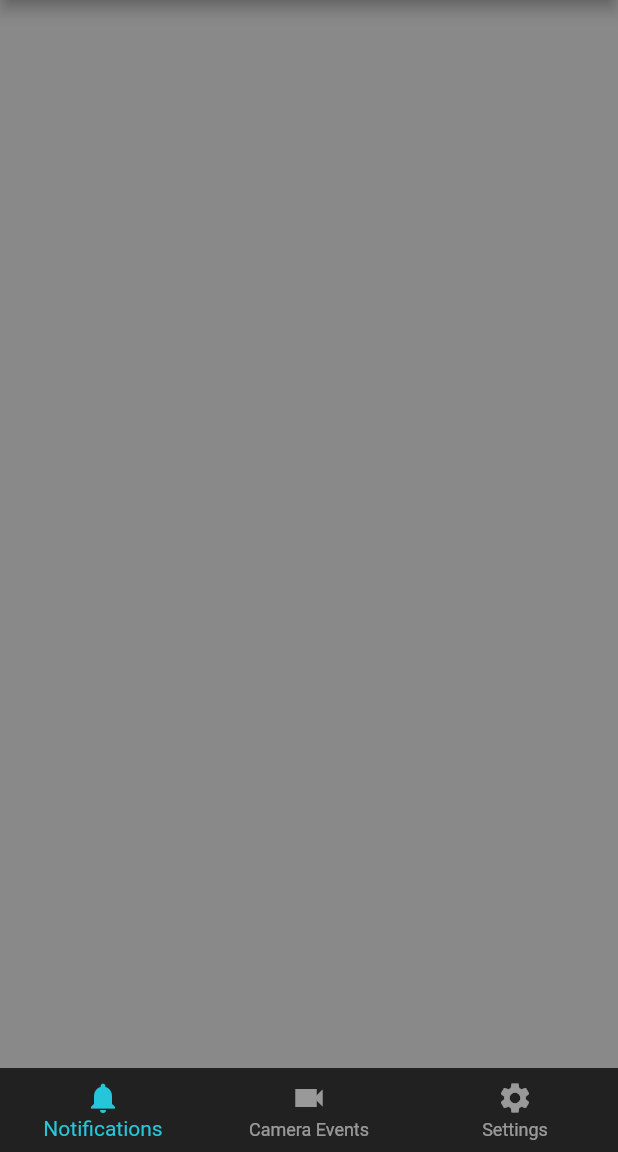
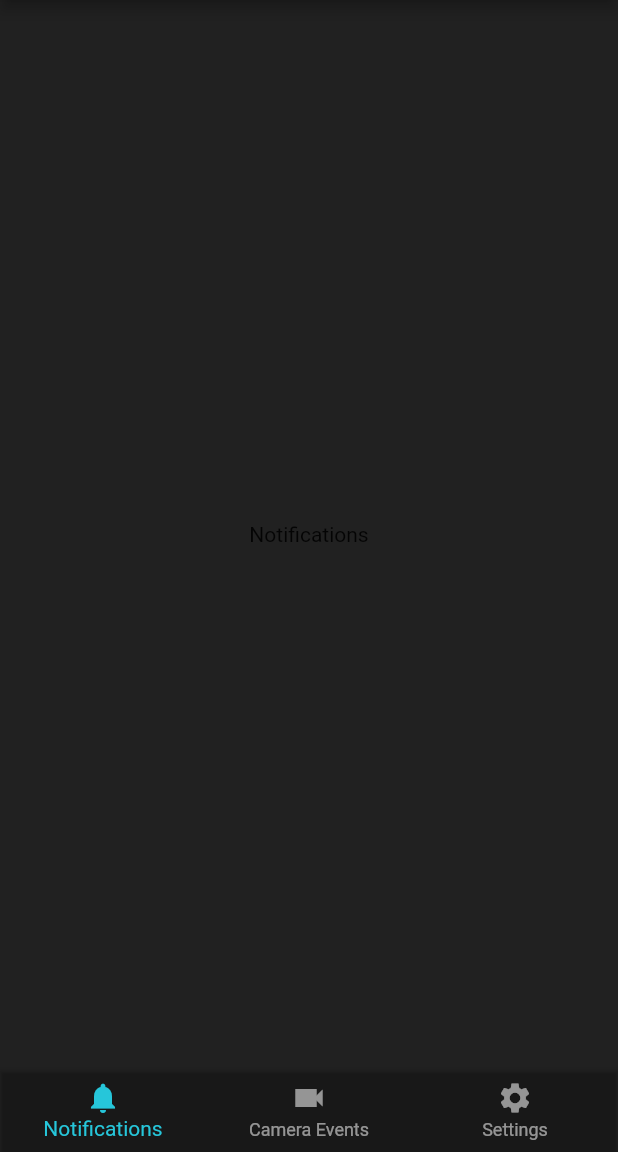
Before and after one commit to alamo3/OSCW-Mobile, a Flutter app: the screen it shows after launch, on a phone screen of 412 x 824 dp, the part 84-1236 px from its top. Run offline on Flutter 3.47's test engine with Material 2 defaults, Android fonts, the phone set to English and light mode, and no system bars.

```diff
--- a/lib/main.dart
+++ b/lib/main.dart
@@ -1,4 +1,5 @@
 import 'package:flutter/material.dart';
+import 'pages/settings.dart';
 
 void main() {
   runApp(const MaterialApp(
@@ -15,6 +16,33 @@ class Home extends StatefulWidget {
 }
 
 class _HomeState extends State<Home> {
+
+  int selected_page = 0;
+
+  Widget create_page()
+  {
+    switch(selected_page)
+    {
+      case 0:
+       return Center(child: Text('Notifications'),);
+
+      case 1:
+        return Center(child: Text('Camera Events'),);
+
+      case 2:
+        return SettingsPage();
+    }
+
+    return Container();
+  }
+
+  void onPageSelected(int index)
+  {
+    setState(() {
+      selected_page = index;
+    });
+  }
+
   @override
   Widget build(BuildContext context) {
     return Scaffold(
@@ -24,12 +52,13 @@ class _HomeState extends State<Home> {
       ),
 
       body: Container(
-        color: Colors.black45,
+        color: Colors.black87,
+        child: create_page(),
       ),
 
       bottomNavigationBar: BottomNavigationBar(
         backgroundColor: Colors.black87,
-        elevation: 0,
+        elevation: 1,
         items: const [
           BottomNavigationBarItem(
             icon: Icon(Icons.notifications),
@@ -46,6 +75,8 @@ class _HomeState extends State<Home> {
         ],
         selectedItemColor: Colors.cyan[400],
         unselectedItemColor: Colors.white54,
+        currentIndex: selected_page,
+        onTap: onPageSelected,
       ),
     );
   }
```
Also changed, not shown: lib/pages/settings.dart (added, +45 -0 lines).
